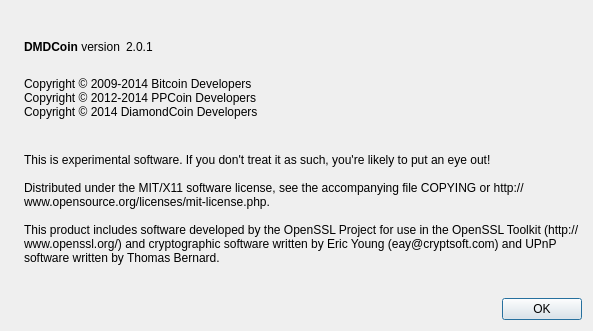
Above: src/qt/forms/aboutdialog.ui from shadowrider26/Diamond before the change. Below: the same form after it.
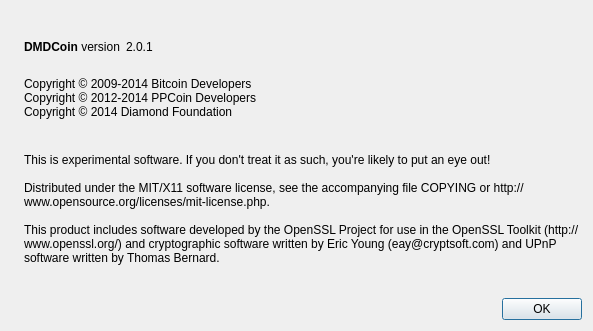
That is the form after the change. Icons and pictures are not drawn.

Commit message: Fix more Diamond/DiamondCoin and diamond/bitcoin references.

Patch:
```diff
--- a/src/qt/forms/aboutdialog.ui
+++ b/src/qt/forms/aboutdialog.ui
@@ -94,7 +94,7 @@
         <string>
 Copyright © 2009-2014 Bitcoin Developers
 Copyright © 2012-2014 PPCoin Developers
-Copyright © 2014 DiamondCoin Developers
+Copyright © 2014 Diamond Foundation
 </string>
        </property>
        <property name="textInteractionFlags">
```
Left out of the diff: 2 changed lines with no effect on the pictures. The commit also changes 8 other files.
